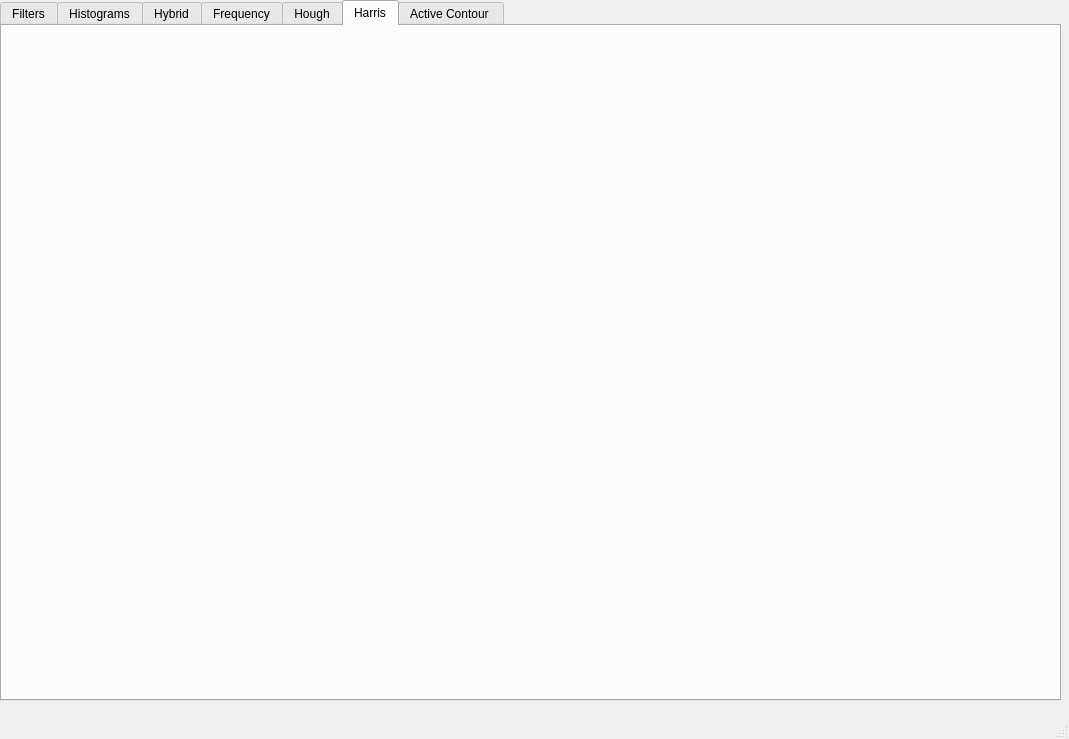
Bravewarrior0/Computer-Vision, file MainWindow.ui: the form before one commit.
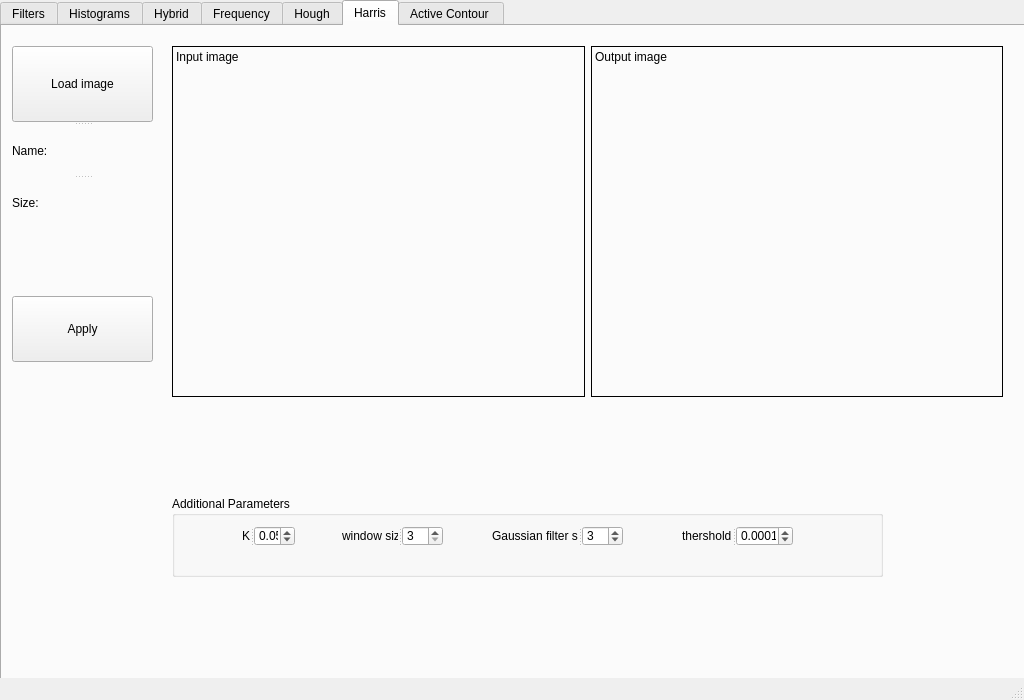
The form after the commit. The open tabs and pages were chosen to show the change. Custom widgets are drawn as their Qt base class.

Commit message: update harris tap

Patch:
```diff
--- a/MainWindow.ui
+++ b/MainWindow.ui
@@ -6,20 +6,20 @@
    <rect>
     <x>0</x>
     <y>0</y>
-    <width>1069</width>
-    <height>739</height>
+    <width>1024</width>
+    <height>700</height>
    </rect>
   </property>
   <property name="minimumSize">
    <size>
-    <width>1069</width>
-    <height>739</height>
+    <width>1024</width>
+    <height>700</height>
    </size>
   </property>
   <property name="maximumSize">
    <size>
-    <width>1069</width>
-    <height>739</height>
+    <width>1024</width>
+    <height>700</height>
    </size>
   </property>
   <property name="windowTitle">
@@ -35,7 +35,7 @@
       <x>0</x>
       <y>0</y>
       <width>1061</width>
-      <height>701</height>
+      <height>691</height>
      </rect>
     </property>
     <property name="currentIndex">
@@ -857,6 +857,226 @@
      <attribute name="title">
       <string>Harris</string>
      </attribute>
+     <widget class="QPushButton" name="pushButton_harris_apply">
+      <property name="geometry">
+       <rect>
+        <x>10</x>
+        <y>270</y>
+        <width>141</width>
+        <height>66</height>
+       </rect>
+      </property>
+      <property name="text">
+       <string>Apply</string>
+      </property>
+     </widget>
+     <widget class="QGroupBox" name="groupBox_6">
+      <property name="geometry">
+       <rect>
+        <x>170</x>
+        <y>470</y>
+        <width>711</width>
+        <height>81</height>
+       </rect>
+      </property>
+      <property name="title">
+       <string>Additional Parameters</string>
+      </property>
+      <widget class="QSplitter" name="splitter_28">
+       <property name="geometry">
+        <rect>
+         <x>320</x>
+         <y>30</y>
+         <width>131</width>
+         <height>20</height>
+        </rect>
+       </property>
+       <property name="orientation">
+        <enum>Qt::Horizontal</enum>
+       </property>
+       <widget class="QLabel" name="label_33">
+        <property name="text">
+         <string>Gaussian filter size</string>
+        </property>
+       </widget>
+       <widget class="QSpinBox" name="spinBox_haris_gaussianSize">
+        <property name="minimum">
+         <number>1</number>
+        </property>
+        <property name="maximum">
+         <number>21</number>
+        </property>
+        <property name="singleStep">
+         <number>2</number>
+        </property>
+        <property name="value">
+         <number>3</number>
+        </property>
+       </widget>
+      </widget>
+      <widget class="QSplitter" name="splitter_27">
+       <property name="geometry">
+        <rect>
+         <x>170</x>
+         <y>30</y>
+         <width>101</width>
+         <height>20</height>
+        </rect>
+       </property>
+       <property name="orientation">
+        <enum>Qt::Horizontal</enum>
+       </property>
+       <widget class="QLabel" name="label_32">
+        <property name="text">
+         <string>window size</string>
+        </property>
+       </widget>
+       <widget class="QSpinBox" name="spinBox_harris_w">
+        <property name="minimum">
+         <number>3</number>
+        </property>
+        <property name="maximum">
+         <number>21</number>
+        </property>
+        <property name="singleStep">
+         <number>2</number>
+        </property>
+       </widget>
+      </widget>
+      <widget class="QSplitter" name="splitter_26">
+       <property name="geometry">
+        <rect>
+         <x>70</x>
+         <y>30</y>
+         <width>53</width>
+         <height>20</height>
+        </rect>
+       </property>
+       <property name="orientation">
+        <enum>Qt::Horizontal</enum>
+       </property>
+       <widget class="QLabel" name="label_26">
+        <property name="text">
+         <string>K</string>
+        </property>
+       </widget>
+       <widget class="QDoubleSpinBox" name="doubleSpinBox_harris_k">
+        <property name="minimum">
+         <double>0.010000000000000</double>
+        </property>
+        <property name="maximum">
+         <double>0.200000000000000</double>
+        </property>
+        <property name="singleStep">
+         <double>0.010000000000000</double>
+        </property>
+        <property name="value">
+         <double>0.050000000000000</double>
+        </property>
+       </widget>
+      </widget>
+      <widget class="QSplitter" name="splitter_29">
+       <property name="geometry">
+        <rect>
+         <x>510</x>
+         <y>30</y>
+         <width>111</width>
+         <height>20</height>
+        </rect>
+       </property>
+       <property name="orientation">
+        <enum>Qt::Horizontal</enum>
+       </property>
+       <widget class="QLabel" name="label_34">
+        <property name="text">
+         <string>thershold</string>
+        </property>
+       </widget>
+       <widget class="QDoubleSpinBox" name="doubleSpinBox_harris_thershold">
+        <property name="decimals">
+         <number>5</number>
+        </property>
+        <property name="maximum">
+         <double>1.000000000000000</double>
+        </property>
+        <property name="singleStep">
+         <double>0.000001000000000</double>
+        </property>
+        <property name="value">
+         <double>0.000100000000000</double>
+        </property>
+       </widget>
+      </widget>
+     </widget>
+     <widget class="QWidget" name="">
+      <property name="geometry">
+       <rect>
+        <x>170</x>
+        <y>20</y>
+        <width>831</width>
+        <height>351</height>
+       </rect>
+      </property>
+      <layout class="QHBoxLayout" name="horizontalLayout_12">
+       <item>
+        <widget class="QLabel" name="label_harris_input">
+         <property name="frameShape">
+          <enum>QFrame::Box</enum>
+         </property>
+         <property name="text">
+          <string>Input image</string>
+         </property>
+         <property name="alignment">
+          <set>Qt::AlignLeading|Qt::AlignLeft|Qt::AlignTop</set>
+         </property>
+        </widget>
+       </item>
+       <item>
+        <widget class="QLabel" name="label_harris_output">
+         <property name="frameShape">
+          <enum>QFrame::Box</enum>
+         </property>
+         <property name="text">
+          <string>Output image</string>
+         </property>
+         <property name="textFormat">
+          <enum>Qt::PlainText</enum>
+         </property>
+         <property name="alignment">
+          <set>Qt::AlignLeading|Qt::AlignLeft|Qt::AlignTop</set>
+         </property>
+        </widget>
+       </item>
+      </layout>
+     </widget>
+     <widget class="QSplitter" name="splitter_24">
+      <property name="geometry">
+       <rect>
+        <x>10</x>
+        <y>20</y>
+        <width>141</width>
+        <height>181</height>
+       </rect>
+      </property>
+      <property name="orientation">
+       <enum>Qt::Vertical</enum>
+      </property>
+      <widget class="QPushButton" name="pushButton_harris_load">
+       <property name="text">
+        <string>Load image</string>
+       </property>
+      </widget>
+      <widget class="QLabel" name="label_harris_name">
+       <property name="text">
+        <string>Name:</string>
+       </property>
+      </widget>
+      <widget class="QLabel" name="label_harris_size">
+       <property name="text">
+        <string>Size:</string>
+       </property>
+      </widget>
+     </widget>
     </widget>
     <widget class="QWidget" name="tab_AC">
      <attribute name="title">
```
Left out of the diff: 20 changed lines with no effect on the pictures. The commit also changes 8 other files.
